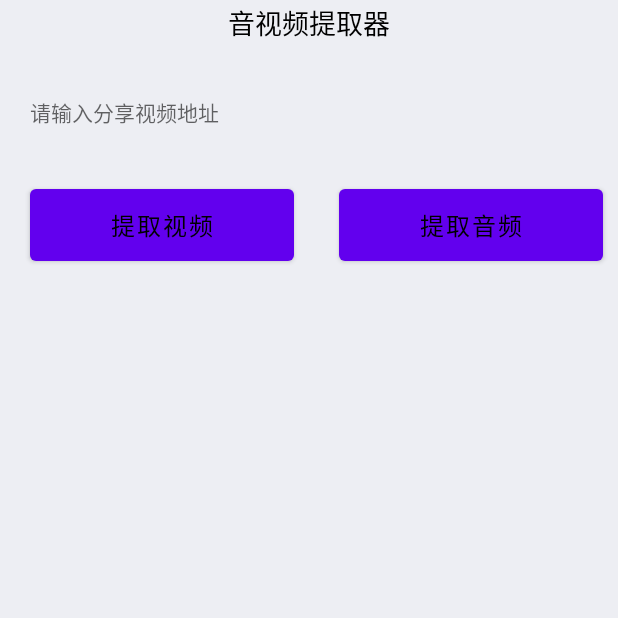
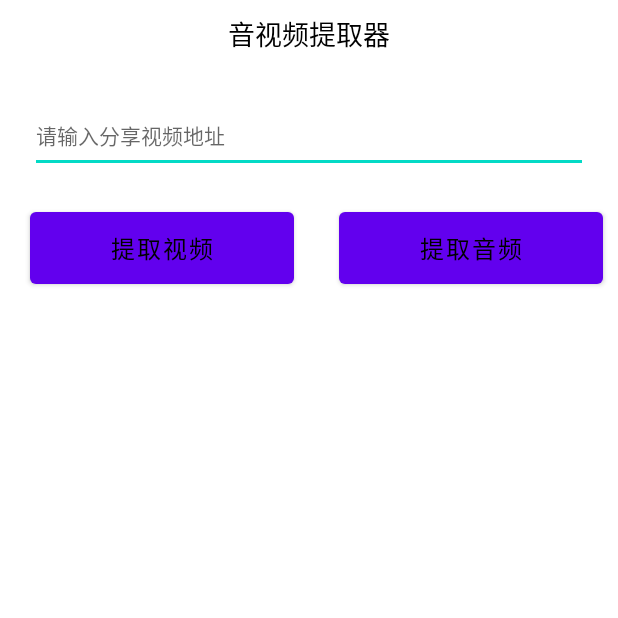
Before and after one commit to 874934733/vek-app, an Android app: the HomeActivity screen opened directly, with no data from a screen before it, on a phone screen of 412 x 824 dp, the top half of it. Run offline under Robolectric (Android 15) with nearby library versions, the phone set to English and light mode, and no system bars; our stand-ins replace data binding; libraries missing offline, so code that uses them is left out: com.alibaba.android, com.blankj.utilcode, com.gyf.immersionbar, com.scwang.smartrefresh, gorden.rxbus2; plain views replace SmartRefreshLayout; 10 statements that could not run were skipped.

Commit message:
1.初始化项目

```diff
--- a/home/src/main/java/com/yingyang/home/HomeActivity.kt
+++ b/home/src/main/java/com/yingyang/home/HomeActivity.kt
@@ -13,6 +13,7 @@ class HomeActivity : BaseActivity<ActivityHomeBinding>() {
 
     override fun initViews() {
 
+
     }
 
     override fun initListener() {
--- a/home/src/main/res/layout/activity_home.xml
+++ b/home/src/main/res/layout/activity_home.xml
@@ -7,12 +7,12 @@
     <androidx.constraintlayout.widget.ConstraintLayout
         android:layout_width="match_parent"
         android:layout_height="match_parent"
-        android:background="@color/color_EDEEF3">
+        android:background="@android:color/white">
 
         <TextView
             android:id="@+id/tvTitle"
             android:layout_width="match_parent"
-            android:layout_height="30dp"
+            android:layout_height="45dp"
             android:gravity="center"
             android:text="音视频提取器"
             android:textColor="@android:color/black"
@@ -26,8 +26,8 @@
             android:layout_width="match_parent"
             android:layout_height="50dp"
             android:layout_margin="20dp"
-            android:background="@null"
             android:drawableEnd="@mipmap/delete"
+            android:gravity="center_vertical"
             android:hint="请输入分享视频地址"
             android:singleLine="true"
             android:textSize="14sp"
```
Also changed, not shown: baselib/src/main/java/com/yingyangfly/baselib/ext/ActivityExt.kt (+10 -4 lines).
